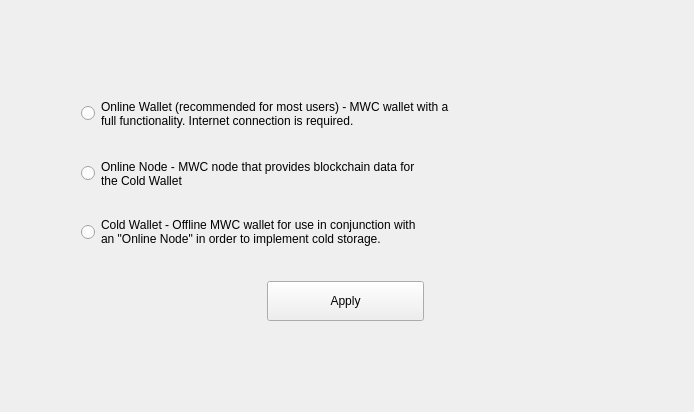
This is windows_desktop/y_selectmode.ui in 0xkobe/mwc-wallet as Qt 5 draws it before an edit. The edited form follows.
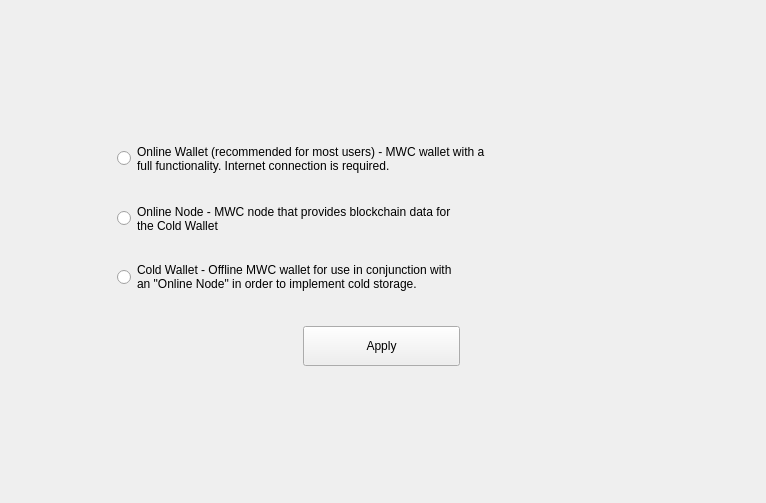
This is the edited form. Custom widgets are drawn as their Qt base class.

```diff
--- a/windows_desktop/y_selectmode.ui
+++ b/windows_desktop/y_selectmode.ui
@@ -6,14 +6,17 @@
    <rect>
     <x>0</x>
     <y>0</y>
-    <width>694</width>
-    <height>412</height>
+    <width>766</width>
+    <height>503</height>
    </rect>
   </property>
   <property name="windowTitle">
    <string>Form</string>
   </property>
-  <layout class="QVBoxLayout" name="verticalLayout">
+  <layout class="QVBoxLayout" name="verticalLayout" stretch="5,0,2,0,2">
+   <property name="spacing">
+    <number>0</number>
+   </property>
    <item>
     <spacer name="verticalSpacer">
      <property name="orientation">
@@ -174,6 +177,93 @@
      </property>
     </spacer>
    </item>
+   <item>
+    <layout class="QHBoxLayout" name="horizontalLayout_4">
+     <property name="spacing">
+      <number>0</number>
+     </property>
+     <item>
+      <spacer name="horizontalSpacer_7">
+       <property name="orientation">
+        <enum>Qt::Horizontal</enum>
+       </property>
+       <property name="sizeHint" stdset="0">
+        <size>
+         <width>40</width>
+         <height>20</height>
+        </size>
+       </property>
+      </spacer>
+     </item>
+     <item>
+      <widget class="control::MwcLabelProgress" name="progress">
+       <property name="sizePolicy">
+        <sizepolicy hsizetype="Minimum" vsizetype="Fixed">
+         <horstretch>0</horstretch>
+         <verstretch>0</verstretch>
+        </sizepolicy>
+       </property>
+       <property name="minimumSize">
+        <size>
+         <width>50</width>
+         <height>25</height>
+        </size>
+       </property>
+       <property name="maximumSize">
+        <size>
+         <width>50</width>
+         <height>25</height>
+        </size>
+       </property>
+       <property name="text">
+        <string/>
+       </property>
+      </widget>
+     </item>
+     <item>
+      <widget class="QWidget" name="widget" native="true">
+       <property name="minimumSize">
+        <size>
+         <width>1</width>
+         <height>25</height>
+        </size>
+       </property>
+       <property name="maximumSize">
+        <size>
+         <width>1</width>
+         <height>25</height>
+        </size>
+       </property>
+      </widget>
+     </item>
+     <item>
+      <spacer name="horizontalSpacer_8">
+       <property name="orientation">
+        <enum>Qt::Horizontal</enum>
+       </property>
+       <property name="sizeHint" stdset="0">
+        <size>
+         <width>40</width>
+         <height>20</height>
+        </size>
+       </property>
+      </spacer>
+     </item>
+    </layout>
+   </item>
+   <item>
+    <spacer name="verticalSpacer_3">
+     <property name="orientation">
+      <enum>Qt::Vertical</enum>
+     </property>
+     <property name="sizeHint" stdset="0">
+      <size>
+       <width>20</width>
+       <height>46</height>
+      </size>
+     </property>
+    </spacer>
+   </item>
   </layout>
  </widget>
  <customwidgets>
@@ -182,6 +272,11 @@
    <extends>QPushButton</extends>
    <header>control_desktop/MwcPushButton.h</header>
   </customwidget>
+  <customwidget>
+   <class>control::MwcLabelProgress</class>
+   <extends>QLabel</extends>
+   <header>control_desktop/MwcLabelProgress.h</header>
+  </customwidget>
  </customwidgets>
  <resources/>
  <connections/>
```
